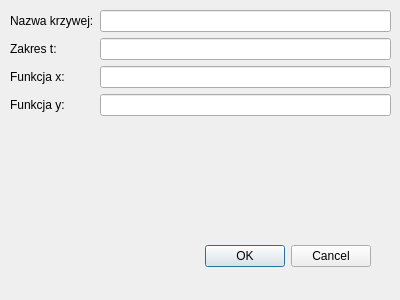
First picture: the form in designs/param_curve_dialog.ui, repository dawidkostyszak/MMGK, before the edit.
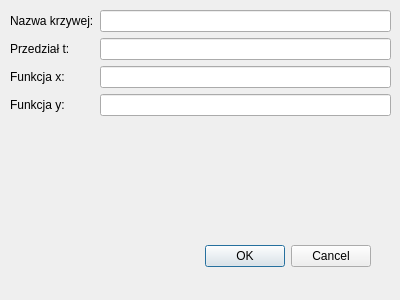
Second picture: the form after the edit.

Patch:
```diff
--- a/designs/param_curve_dialog.ui
+++ b/designs/param_curve_dialog.ui
@@ -62,7 +62,7 @@
     <item row="1" column="0">
      <widget class="QLabel" name="label_5">
       <property name="text">
-       <string>Zakres t:</string>
+       <string>Przedział t:</string>
       </property>
      </widget>
     </item>
```
